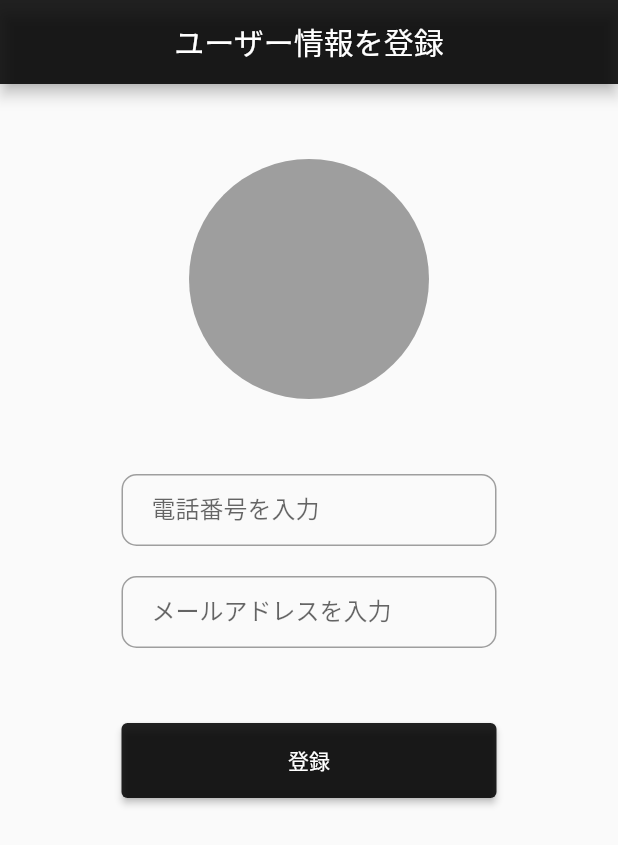
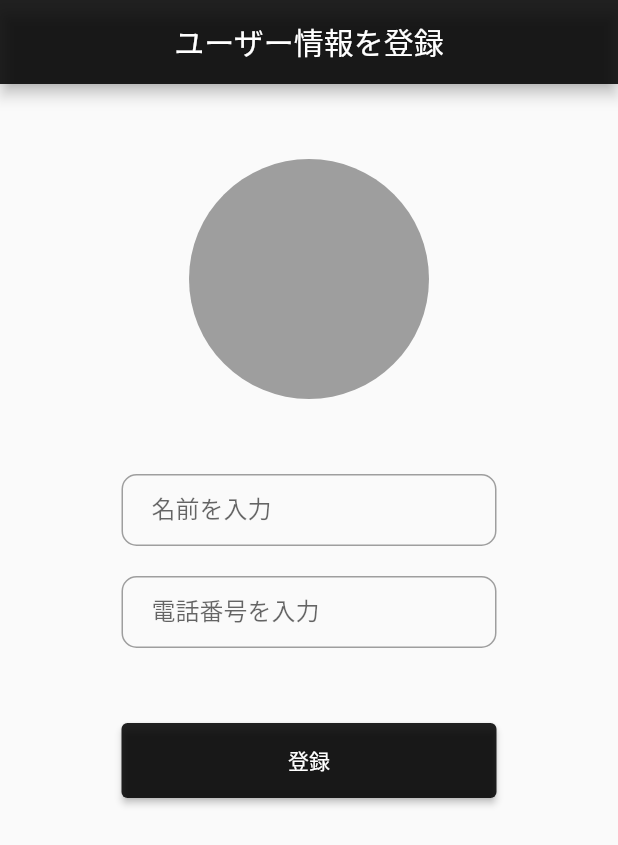
Before and after one commit to sakurakotubaki/SugaryMap, a Flutter app: the CreateUser screen opened by its route, on a phone screen of 412 x 824 dp. Shown: the top 845 px of the screen. Run offline on Flutter 3.47's test engine with Material 2 defaults, Android fonts, the phone set to English and light mode, and no system bars; our stand-ins replace device_preview, flutter_slidable, font_awesome_flutter, go_router; missing offline and left inert: flutter_carousel_slider.

Commit message:
update Form -> component

```diff
--- a/lib/ui/auth/user_signup_page.dart
+++ b/lib/ui/auth/user_signup_page.dart
@@ -21,7 +21,6 @@ class _UserSignupPageState extends State<UserSignupPage> {
         child: Column(
           mainAxisAlignment: MainAxisAlignment.center,
           children: [
-            const SizedBox(height: 150),
             const Icon(Icons.lock_person_rounded,
                 size: 100.0, color: Colors.grey),
             const SizedBox(height: 20),
--- a/lib/ui/page/user/profile/create_user.dart
+++ b/lib/ui/page/user/profile/create_user.dart
@@ -31,32 +31,12 @@ class _CreateUserState extends State<CreateUser> {
               ),
             ),
             const SizedBox(height: 50),
-            Container(
-              width: 250,
-              child: TextFormField(
-                keyboardType: TextInputType.number,
-                decoration: InputDecoration(
-                    contentPadding: EdgeInsets.only(left: 20),
-                    enabledBorder: OutlineInputBorder(
-                        borderRadius: BorderRadius.circular(10),
-                        borderSide: BorderSide(color: Colors.grey)),
-                    labelText: "電話番号を入力"),
-              ),
-            ),
+            CustomFormField(labelText: '名前を入力'),
             const SizedBox(height: 20),
-            Container(
-              width: 250,
-              child: TextFormField(
-                decoration: InputDecoration(
-                    contentPadding: EdgeInsets.only(left: 20),
-                    enabledBorder: OutlineInputBorder(
-                        borderRadius: BorderRadius.circular(10),
-                        borderSide: BorderSide(color: Colors.grey)),
-                    labelText: "メールアドレスを入力"),
-              ),
-            ),
+            CustomFormField(labelText: '電話番号を入力'),
+            const SizedBox(height: 20),
             Container(),
-            const SizedBox(height: 50),
+            const SizedBox(height: 30),
             SizedBox(
               width: 250,
               height: 50,
@@ -76,3 +56,28 @@ class _CreateUserState extends State<CreateUser> {
     );
   }
 }
+
+class CustomFormField extends StatelessWidget {
+  const CustomFormField({
+    Key? key,
+    required this.labelText,
+  }) : super(key: key);
+
+  final String labelText;
+
+  @override
+  Widget build(BuildContext context) {
+    return Container(
+      width: 250,
+      child: TextFormField(
+        keyboardType: TextInputType.number,
+        decoration: InputDecoration(
+            contentPadding: EdgeInsets.only(left: 20),
+            enabledBorder: OutlineInputBorder(
+                borderRadius: BorderRadius.circular(10),
+                borderSide: BorderSide(color: Colors.grey)),
+            labelText: labelText),
+      ),
+    );
+  }
+}
--- a/lib/ui/page/user/user_nav/mypage/user_notification.dart
+++ b/lib/ui/page/user/user_nav/mypage/user_notification.dart
@@ -10,15 +10,11 @@ class UserNotification extends StatelessWidget {
         title: const Text('通知'),
       ),
       body: Column(
+        mainAxisAlignment: MainAxisAlignment.start,
         children: <Widget>[
           const SizedBox(height: 40),
-          Expanded(
-              child: ListView(
-            children: [
-              Text('予約しました'),
-              Text('予約をキャンセルがキャンセルされました'),
-            ],
-          ))
+          Text('予約しました'),
+          Text('予約がキャンセルされました'),
         ],
       ),
     );
```
